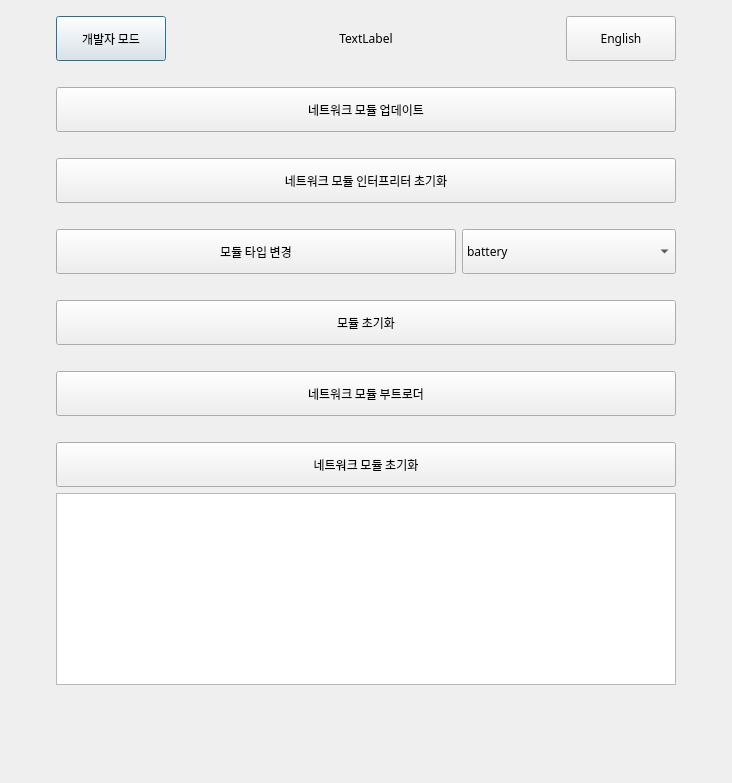
Before: the Qt Designer form modi2_multi_uploader/assets/uploader.ui in LUXROBO/modi2-firmware-updater, drawn with Qt 5.
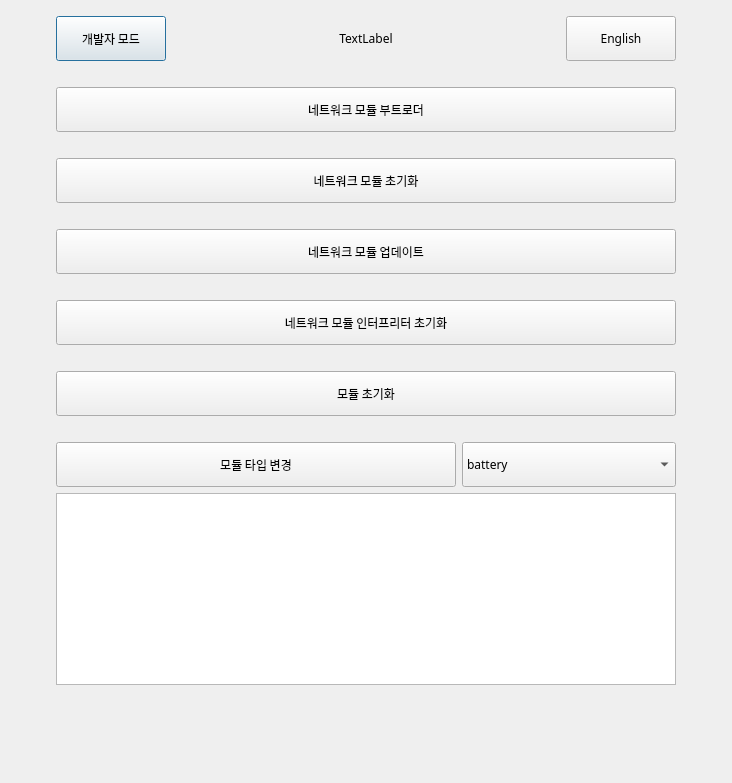
After: the same form once the commit is applied.

Commit message:
버튼 순서 변경
부트로더
네트워크 베이스 업데이트
ESP32 업데이트
인터프리터 초기화
모듈 업데이트
모듈 타입 변경

Patch:
```diff
--- a/modi2_multi_uploader/assets/uploader.ui
+++ b/modi2_multi_uploader/assets/uploader.ui
@@ -260,6 +260,124 @@
        </property>
       </spacer>
      </item>
+     <item>
+      <widget class="QPushButton" name="update_network_bootloader_button">
+       <property name="sizePolicy">
+        <sizepolicy hsizetype="Fixed" vsizetype="Fixed">
+         <horstretch>0</horstretch>
+         <verstretch>0</verstretch>
+        </sizepolicy>
+       </property>
+       <property name="minimumSize">
+        <size>
+         <width>620</width>
+         <height>45</height>
+        </size>
+       </property>
+       <property name="maximumSize">
+        <size>
+         <width>620</width>
+         <height>70</height>
+        </size>
+       </property>
+       <property name="font">
+        <font>
+         <family>LuxHanSans</family>
+         <kerning>true</kerning>
+        </font>
+       </property>
+       <property name="focusPolicy">
+        <enum>Qt::NoFocus</enum>
+       </property>
+       <property name="text">
+        <string>네트워크 모듈 부트로더</string>
+       </property>
+       <property name="iconSize">
+        <size>
+         <width>64</width>
+         <height>64</height>
+        </size>
+       </property>
+       <property name="autoDefault">
+        <bool>false</bool>
+       </property>
+      </widget>
+     </item>
+     <item>
+      <spacer name="verticalSpacer_6">
+       <property name="orientation">
+        <enum>Qt::Vertical</enum>
+       </property>
+       <property name="sizeType">
+        <enum>QSizePolicy::Fixed</enum>
+       </property>
+       <property name="sizeHint" stdset="0">
+        <size>
+         <width>20</width>
+         <height>20</height>
+        </size>
+       </property>
+      </spacer>
+     </item>
+     <item>
+      <widget class="QPushButton" name="update_network_button">
+       <property name="sizePolicy">
+        <sizepolicy hsizetype="Fixed" vsizetype="Fixed">
+         <horstretch>0</horstretch>
+         <verstretch>0</verstretch>
+        </sizepolicy>
+       </property>
+       <property name="minimumSize">
+        <size>
+         <width>620</width>
+         <height>45</height>
+        </size>
+       </property>
+       <property name="maximumSize">
+        <size>
+         <width>620</width>
+         <height>70</height>
+        </size>
+       </property>
+       <property name="font">
+        <font>
+         <family>LuxHanSans</family>
+         <kerning>true</kerning>
+        </font>
+       </property>
+       <property name="focusPolicy">
+        <enum>Qt::NoFocus</enum>
+       </property>
+       <property name="text">
+        <string>네트워크 모듈 초기화</string>
+       </property>
+       <property name="iconSize">
+        <size>
+         <width>64</width>
+         <height>64</height>
+        </size>
+       </property>
+       <property name="autoDefault">
+        <bool>false</bool>
+       </property>
+      </widget>
+     </item>
+     <item>
+      <spacer name="verticalSpacer">
+       <property name="orientation">
+        <enum>Qt::Vertical</enum>
+       </property>
+       <property name="sizeType">
+        <enum>QSizePolicy::Fixed</enum>
+       </property>
+       <property name="sizeHint" stdset="0">
+        <size>
+         <width>20</width>
+         <height>20</height>
+        </size>
+       </property>
+      </spacer>
+     </item>
      <item>
       <widget class="QPushButton" name="update_network_esp32_button">
        <property name="sizePolicy">
@@ -369,7 +487,66 @@
       </widget>
      </item>
      <item>
-      <spacer name="verticalSpacer">
+      <spacer name="verticalSpacer_7">
+       <property name="orientation">
+        <enum>Qt::Vertical</enum>
+       </property>
+       <property name="sizeType">
+        <enum>QSizePolicy::Fixed</enum>
+       </property>
+       <property name="sizeHint" stdset="0">
+        <size>
+         <width>20</width>
+         <height>20</height>
+        </size>
+       </property>
+      </spacer>
+     </item>
+     <item>
+      <widget class="QPushButton" name="update_modules_button">
+       <property name="sizePolicy">
+        <sizepolicy hsizetype="Fixed" vsizetype="Fixed">
+         <horstretch>0</horstretch>
+         <verstretch>0</verstretch>
+        </sizepolicy>
+       </property>
+       <property name="minimumSize">
+        <size>
+         <width>620</width>
+         <height>45</height>
+        </size>
+       </property>
+       <property name="maximumSize">
+        <size>
+         <width>620</width>
+         <height>70</height>
+        </size>
+       </property>
+       <property name="font">
+        <font>
+         <family>LuxHanSans</family>
+         <kerning>true</kerning>
+        </font>
+       </property>
+       <property name="focusPolicy">
+        <enum>Qt::NoFocus</enum>
+       </property>
+       <property name="text">
+        <string>모듈 초기화</string>
+       </property>
+       <property name="iconSize">
+        <size>
+         <width>64</width>
+         <height>64</height>
+        </size>
+       </property>
+       <property name="autoDefault">
+        <bool>false</bool>
+       </property>
+      </widget>
+     </item>
+     <item>
+      <spacer name="verticalSpacer_8">
        <property name="orientation">
         <enum>Qt::Vertical</enum>
        </property>
@@ -507,183 +684,6 @@
        </item>
       </layout>
      </item>
-     <item>
-      <spacer name="verticalSpacer_8">
-       <property name="orientation">
-        <enum>Qt::Vertical</enum>
-       </property>
-       <property name="sizeType">
-        <enum>QSizePolicy::Fixed</enum>
-       </property>
-       <property name="sizeHint" stdset="0">
-        <size>
-         <width>20</width>
-         <height>20</height>
-        </size>
-       </property>
-      </spacer>
-     </item>
-     <item>
-      <widget class="QPushButton" name="update_modules_button">
-       <property name="sizePolicy">
-        <sizepolicy hsizetype="Fixed" vsizetype="Fixed">
-         <horstretch>0</horstretch>
-         <verstretch>0</verstretch>
-        </sizepolicy>
-       </property>
-       <property name="minimumSize">
-        <size>
-         <width>620</width>
-         <height>45</height>
-        </size>
-       </property>
-       <property name="maximumSize">
-        <size>
-         <width>620</width>
-         <height>70</height>
-        </size>
-       </property>
-       <property name="font">
-        <font>
-         <family>LuxHanSans</family>
-         <kerning>true</kerning>
-        </font>
-       </property>
-       <property name="focusPolicy">
-        <enum>Qt::NoFocus</enum>
-       </property>
-       <property name="text">
-        <string>모듈 초기화</string>
-       </property>
-       <property name="iconSize">
-        <size>
-         <width>64</width>
-         <height>64</height>
-        </size>
-       </property>
-       <property name="autoDefault">
-        <bool>false</bool>
-       </property>
-      </widget>
-     </item>
-     <item>
-      <spacer name="verticalSpacer_2">
-       <property name="orientation">
-        <enum>Qt::Vertical</enum>
-       </property>
-       <property name="sizeType">
-        <enum>QSizePolicy::Fixed</enum>
-       </property>
-       <property name="sizeHint" stdset="0">
-        <size>
-         <width>20</width>
-         <height>20</height>
-        </size>
-       </property>
-      </spacer>
-     </item>
-     <item>
-      <widget class="QPushButton" name="update_network_bootloader_button">
-       <property name="sizePolicy">
-        <sizepolicy hsizetype="Fixed" vsizetype="Fixed">
-         <horstretch>0</horstretch>
-         <verstretch>0</verstretch>
-        </sizepolicy>
-       </property>
-       <property name="minimumSize">
-        <size>
-         <width>620</width>
-         <height>45</height>
-        </size>
-       </property>
-       <property name="maximumSize">
-        <size>
-         <width>620</width>
-         <height>70</height>
-        </size>
-       </property>
-       <property name="font">
-        <font>
-         <family>LuxHanSans</family>
-         <kerning>true</kerning>
-        </font>
-       </property>
-       <property name="focusPolicy">
-        <enum>Qt::NoFocus</enum>
-       </property>
-       <property name="text">
-        <string>네트워크 모듈 부트로더</string>
-       </property>
-       <property name="iconSize">
-        <size>
-         <width>64</width>
-         <height>64</height>
-        </size>
-       </property>
-       <property name="autoDefault">
-        <bool>false</bool>
-       </property>
-      </widget>
-     </item>
-     <item>
-      <spacer name="verticalSpacer_7">
-       <property name="orientation">
-        <enum>Qt::Vertical</enum>
-       </property>
-       <property name="sizeType">
-        <enum>QSizePolicy::Fixed</enum>
-       </property>
-       <property name="sizeHint" stdset="0">
-        <size>
-         <width>20</width>
-         <height>20</height>
-        </size>
-       </property>
-      </spacer>
-     </item>
-     <item>
-      <widget class="QPushButton" name="update_network_button">
-       <property name="sizePolicy">
-        <sizepolicy hsizetype="Fixed" vsizetype="Fixed">
-         <horstretch>0</horstretch>
-         <verstretch>0</verstretch>
-        </sizepolicy>
-       </property>
-       <property name="minimumSize">
-        <size>
-         <width>620</width>
-         <height>45</height>
-        </size>
-       </property>
-       <property name="maximumSize">
-        <size>
-         <width>620</width>
-         <height>70</height>
-        </size>
-       </property>
-       <property name="font">
-        <font>
-         <family>LuxHanSans</family>
-         <kerning>true</kerning>
-        </font>
-       </property>
-       <property name="focusPolicy">
-        <enum>Qt::NoFocus</enum>
-       </property>
-       <property name="text">
-        <string>네트워크 모듈 초기화</string>
-       </property>
-       <property name="iconSize">
-        <size>
-         <width>64</width>
-         <height>64</height>
-        </size>
-       </property>
-       <property name="autoDefault">
-        <bool>false</bool>
-       </property>
-      </widget>
-     </item>
     </layout>
    </item>
    <item row="0" column="2">
```
Left out of the diff: 2 changed lines with no effect on the pictures.
